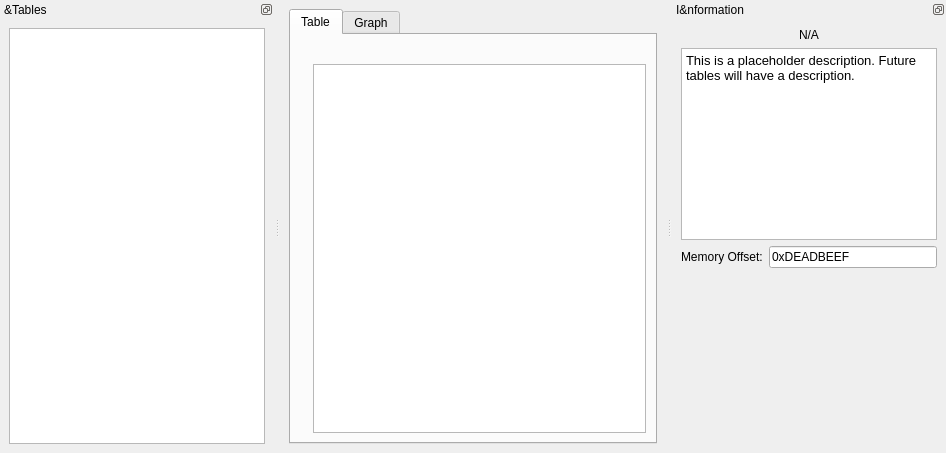
First picture: the form in src/ui/tuneeditor.ui, repository LibreTuner/LibreTuner, before the edit.
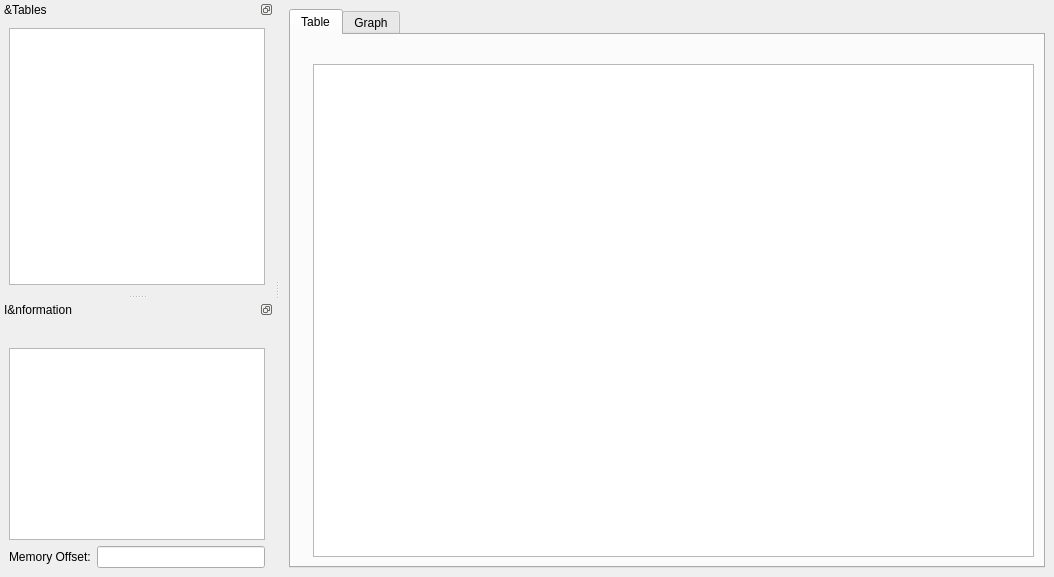
Second picture: the form after the edit. Custom widgets are drawn as their Qt base class.

The edit to the form file:
```diff
--- a/src/ui/tuneeditor.ui
+++ b/src/ui/tuneeditor.ui
@@ -6,13 +6,16 @@
    <rect>
     <x>0</x>
     <y>0</y>
-    <width>946</width>
-    <height>453</height>
+    <width>1054</width>
+    <height>577</height>
    </rect>
   </property>
   <property name="windowTitle">
    <string>LibreTuner - Tune Editor</string>
   </property>
+  <property name="styleSheet">
+   <string notr="true"/>
+  </property>
   <widget class="QWidget" name="centralWidget">
    <layout class="QHBoxLayout" name="horizontalLayout">
     <item>
@@ -58,9 +61,15 @@
           </item>
           <item>
            <widget class="QTableView" name="tableEdit">
+            <attribute name="horizontalHeaderDefaultSectionSize">
+             <number>70</number>
+            </attribute>
             <attribute name="horizontalHeaderMinimumSectionSize">
              <number>70</number>
             </attribute>
+            <attribute name="horizontalHeaderStretchLastSection">
+             <bool>true</bool>
+            </attribute>
            </widget>
           </item>
          </layout>
@@ -76,7 +85,13 @@
     </item>
    </layout>
   </widget>
-  <widget class="QDockWidget" name="dockWidget">
+  <widget class="QDockWidget" name="dockTableList">
+   <property name="sizePolicy">
+    <sizepolicy hsizetype="Preferred" vsizetype="Expanding">
+     <horstretch>0</horstretch>
+     <verstretch>0</verstretch>
+    </sizepolicy>
+   </property>
    <property name="features">
     <set>QDockWidget::DockWidgetFloatable|QDockWidget::DockWidgetMovable</set>
    </property>
@@ -109,7 +124,13 @@
     </layout>
    </widget>
   </widget>
-  <widget class="QDockWidget" name="dockWidget_3">
+  <widget class="QDockWidget" name="dockInformation">
+   <property name="sizePolicy">
+    <sizepolicy hsizetype="Preferred" vsizetype="Fixed">
+     <horstretch>0</horstretch>
+     <verstretch>0</verstretch>
+    </sizepolicy>
+   </property>
    <property name="features">
     <set>QDockWidget::DockWidgetFloatable|QDockWidget::DockWidgetMovable</set>
    </property>
@@ -117,14 +138,14 @@
     <string>I&amp;nformation</string>
    </property>
    <attribute name="dockWidgetArea">
-    <number>2</number>
+    <number>1</number>
    </attribute>
    <widget class="QWidget" name="dockWidgetContents_3">
     <layout class="QVBoxLayout" name="verticalLayout_2">
      <item>
       <widget class="QLabel" name="infoName">
        <property name="text">
-        <string>N/A</string>
+        <string/>
        </property>
        <property name="alignment">
         <set>Qt::AlignCenter</set>
@@ -147,7 +168,7 @@
 &lt;html&gt;&lt;head&gt;&lt;meta name=&quot;qrichtext&quot; content=&quot;1&quot; /&gt;&lt;style type=&quot;text/css&quot;&gt;
 p, li { white-space: pre-wrap; }
 &lt;/style&gt;&lt;/head&gt;&lt;body style=&quot; font-family:'Noto Sans'; font-size:10pt; font-weight:400; font-style:normal;&quot;&gt;
-&lt;p style=&quot; margin-top:0px; margin-bottom:0px; margin-left:0px; margin-right:0px; -qt-block-indent:0; text-indent:0px;&quot;&gt;This is a placeholder description. Future tables will have a description.&lt;/p&gt;&lt;/body&gt;&lt;/html&gt;</string>
+&lt;p style=&quot;-qt-paragraph-type:empty; margin-top:0px; margin-bottom:0px; margin-left:0px; margin-right:0px; -qt-block-indent:0; text-indent:0px;&quot;&gt;&lt;br /&gt;&lt;/p&gt;&lt;/body&gt;&lt;/html&gt;</string>
        </property>
       </widget>
      </item>
@@ -163,7 +184,7 @@
        <item row="0" column="1">
         <widget class="QLineEdit" name="labelMemory">
          <property name="text">
-          <string>0xDEADBEEF</string>
+          <string/>
          </property>
          <property name="readOnly">
           <bool>true</bool>
@@ -189,6 +210,13 @@
    </widget>
   </widget>
  </widget>
+ <customwidgets>
+  <customwidget>
+   <class>VerticalLabel</class>
+   <extends>QLabel</extends>
+   <header>ui/verticallabel.h</header>
+  </customwidget>
+ </customwidgets>
  <resources/>
  <connections/>
 </ui>
```
Left out of the diff: 2 changed lines with no effect on the pictures.
